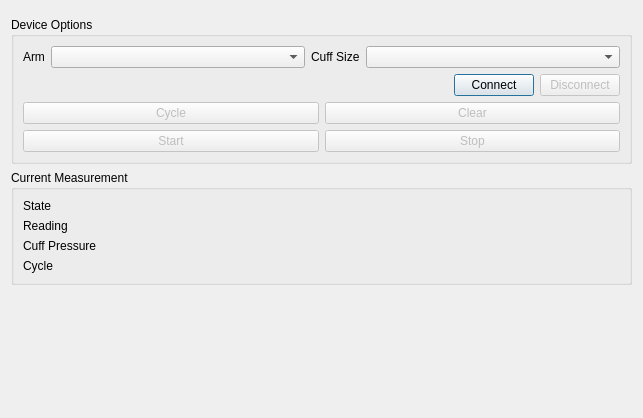
CLSA/cypress, file src/dialogs/blood_pressure_dialog.ui: the form before one commit.
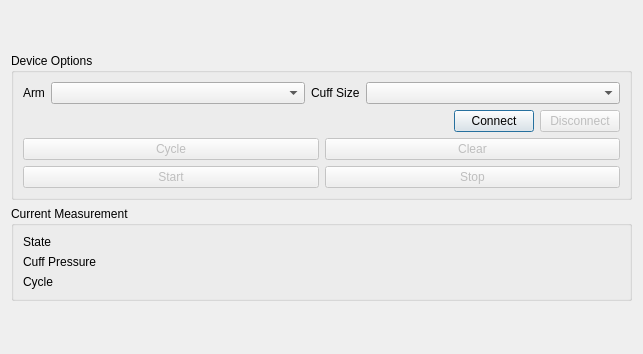
The form after the commit. Custom widgets are drawn as their Qt base class.

```diff
--- a/src/dialogs/blood_pressure_dialog.ui
+++ b/src/dialogs/blood_pressure_dialog.ui
@@ -7,7 +7,7 @@
     <x>0</x>
     <y>0</y>
     <width>643</width>
-    <height>418</height>
+    <height>354</height>
    </rect>
   </property>
   <property name="sizePolicy">
@@ -200,24 +200,6 @@
         </item>
        </layout>
       </item>
-      <item>
-       <layout class="QHBoxLayout" name="reading">
-        <item>
-         <widget class="QLabel" name="readingLabel">
-          <property name="text">
-           <string>Reading</string>
-          </property>
-         </widget>
-        </item>
-        <item>
-         <widget class="QLabel" name="readingValue">
-          <property name="text">
-           <string/>
-          </property>
-         </widget>
-        </item>
-       </layout>
-      </item>
       <item>
        <layout class="QHBoxLayout" name="cuffPressure">
         <item>
@@ -260,34 +242,21 @@
    <item>
     <widget class="MeasurementTable" name="measurementTable" native="true"/>
    </item>
-   <item>
-    <spacer name="verticalSpacer">
-     <property name="orientation">
-      <enum>Qt::Vertical</enum>
-     </property>
-     <property name="sizeHint" stdset="0">
-      <size>
-       <width>20</width>
-       <height>40</height>
-      </size>
-     </property>
-    </spacer>
-   </item>
   </layout>
  </widget>
  <customwidgets>
-  <customwidget>
-   <class>MeasurementTable</class>
-   <extends>QWidget</extends>
-   <header>widgets/measurement_table.h</header>
-   <container>1</container>
-  </customwidget>
   <customwidget>
    <class>TestInfoWidget</class>
    <extends>QWidget</extends>
    <header>widgets/test_info_widget.h</header>
    <container>1</container>
   </customwidget>
+  <customwidget>
+   <class>MeasurementTable</class>
+   <extends>QWidget</extends>
+   <header>widgets/measurement_table.h</header>
+   <container>1</container>
+  </customwidget>
  </customwidgets>
  <resources/>
  <connections/>
```
